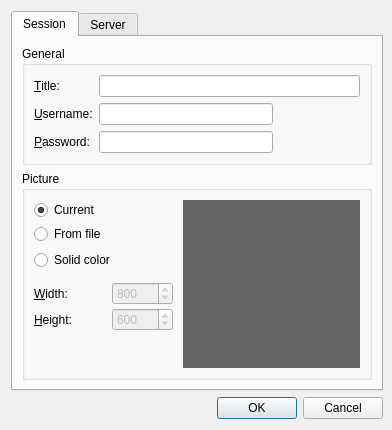
Old version of the form src/client/ui/hostdialog.ui in the repository drawpile/Drawpile.
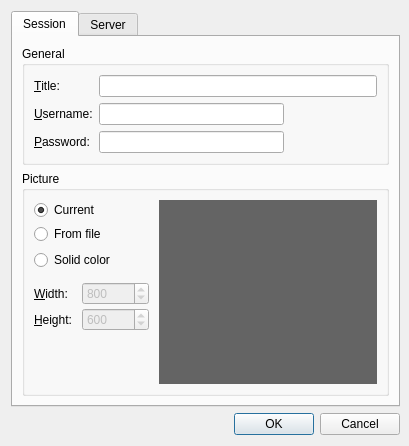
New version of the form. Icons and pictures are not drawn. Custom widgets are drawn as their Qt base class.

```diff
--- a/src/client/ui/hostdialog.ui
+++ b/src/client/ui/hostdialog.ui
@@ -9,8 +9,8 @@
    <rect>
     <x>0</x>
     <y>0</y>
-    <width>392</width>
-    <height>424</height>
+    <width>409</width>
+    <height>446</height>
    </rect>
   </property>
   <property name="windowTitle">
@@ -219,12 +219,6 @@
               </property>
               <item row="1" column="0">
                <widget class="QLabel" name="label_4">
-                <property name="minimumSize">
-                 <size>
-                  <width>68</width>
-                  <height>0</height>
-                 </size>
-                </property>
                 <property name="text">
                  <string>&amp;Width:</string>
                 </property>
```
Left out of the diff: 2 changed lines with no effect on the pictures.
